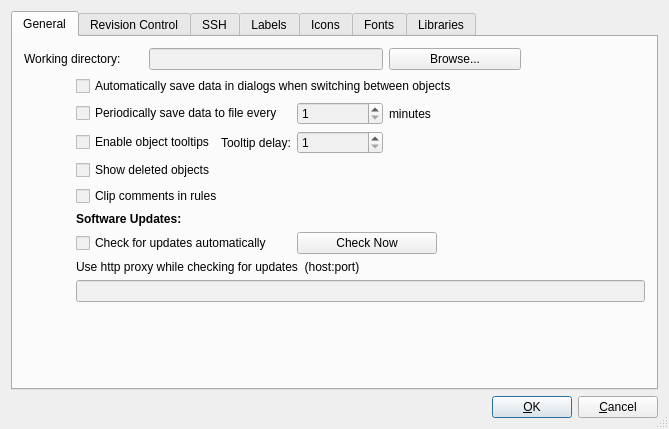
fwbuilder/fwbuilder, file src/gui/prefsdialog_q.ui: the form before one commit.
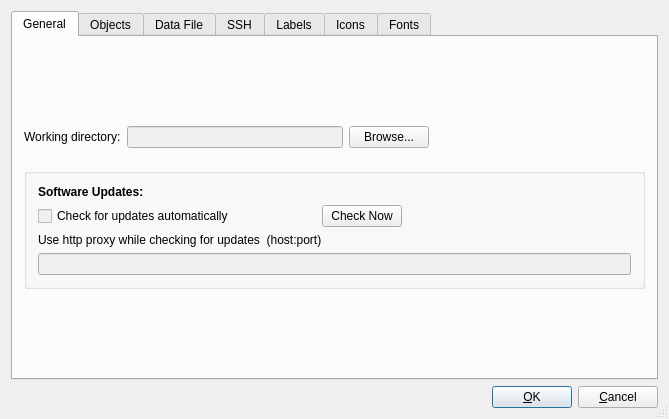
The form after the commit. The open tabs and pages were chosen to show the change.

```diff
--- a/src/gui/prefsdialog_q.ui
+++ b/src/gui/prefsdialog_q.ui
@@ -9,7 +9,7 @@
     <x>0</x>
     <y>0</y>
     <width>669</width>
-    <height>429</height>
+    <height>419</height>
    </rect>
   </property>
   <property name="windowTitle" >
@@ -65,75 +65,196 @@
       <attribute name="title" >
        <string>General</string>
       </attribute>
-      <layout class="QGridLayout" >
-       <item row="0" column="0" colspan="2" >
-        <widget class="QLabel" name="textLabel1" >
-         <property name="sizePolicy" >
-          <sizepolicy vsizetype="Preferred" hsizetype="Minimum" >
-           <horstretch>0</horstretch>
-           <verstretch>0</verstretch>
-          </sizepolicy>
+      <layout class="QGridLayout" name="gridLayout_4" >
+       <property name="verticalSpacing" >
+        <number>20</number>
+       </property>
+       <item row="0" column="0" >
+        <spacer name="verticalSpacer_5" >
+         <property name="orientation" >
+          <enum>Qt::Vertical</enum>
          </property>
-         <property name="text" >
-          <string>Working directory:</string>
+         <property name="sizeType" >
+          <enum>QSizePolicy::Expanding</enum>
          </property>
-         <property name="wordWrap" >
-          <bool>false</bool>
+         <property name="sizeHint" stdset="0" >
+          <size>
+           <width>20</width>
+           <height>20</height>
+          </size>
          </property>
-        </widget>
+        </spacer>
        </item>
-       <item row="0" column="2" colspan="3" >
-        <widget class="QLineEdit" name="wDir" >
-         <property name="sizePolicy" >
-          <sizepolicy vsizetype="Fixed" hsizetype="Expanding" >
-           <horstretch>0</horstretch>
-           <verstretch>0</verstretch>
-          </sizepolicy>
-         </property>
-        </widget>
+       <item row="1" column="0" >
+        <layout class="QHBoxLayout" name="horizontalLayout" >
+         <item>
+          <widget class="QLabel" name="textLabel1" >
+           <property name="sizePolicy" >
+            <sizepolicy vsizetype="Preferred" hsizetype="Minimum" >
+             <horstretch>0</horstretch>
+             <verstretch>0</verstretch>
+            </sizepolicy>
+           </property>
+           <property name="text" >
+            <string>Working directory:</string>
+           </property>
+           <property name="wordWrap" >
+            <bool>false</bool>
+           </property>
+          </widget>
+         </item>
+         <item>
+          <widget class="QLineEdit" name="wDir" >
+           <property name="sizePolicy" >
+            <sizepolicy vsizetype="Fixed" hsizetype="Expanding" >
+             <horstretch>0</horstretch>
+             <verstretch>0</verstretch>
+            </sizepolicy>
+           </property>
+          </widget>
+         </item>
+         <item>
+          <widget class="QPushButton" name="browseWDir" >
+           <property name="sizePolicy" >
+            <sizepolicy vsizetype="Fixed" hsizetype="Preferred" >
+             <horstretch>0</horstretch>
+             <verstretch>0</verstretch>
+            </sizepolicy>
+           </property>
+           <property name="maximumSize" >
+            <size>
+             <width>200</width>
+             <height>16777215</height>
+            </size>
+           </property>
+           <property name="text" >
+            <string>Browse...</string>
+           </property>
+          </widget>
+         </item>
+         <item>
+          <spacer>
+           <property name="orientation" >
+            <enum>Qt::Horizontal</enum>
+           </property>
+           <property name="sizeType" >
+            <enum>QSizePolicy::Expanding</enum>
+           </property>
+           <property name="sizeHint" stdset="0" >
+            <size>
+             <width>41</width>
+             <height>20</height>
+            </size>
+           </property>
+          </spacer>
+         </item>
+        </layout>
        </item>
-       <item row="0" column="5" colspan="3" >
-        <widget class="QPushButton" name="browseWDir" >
-         <property name="sizePolicy" >
-          <sizepolicy vsizetype="Fixed" hsizetype="Preferred" >
-           <horstretch>0</horstretch>
-           <verstretch>0</verstretch>
-          </sizepolicy>
+       <item row="2" column="0" >
+        <widget class="QGroupBox" name="groupBox_2" >
+         <property name="title" >
+          <string/>
          </property>
-         <property name="maximumSize" >
-          <size>
-           <width>200</width>
-           <height>16777215</height>
-          </size>
-         </property>
-         <property name="text" >
-          <string>Browse...</string>
-         </property>
+         <layout class="QGridLayout" name="gridLayout_3" >
+          <item row="0" column="0" colspan="4" >
+           <widget class="QLabel" name="label" >
+            <property name="font" >
+             <font>
+              <weight>75</weight>
+              <bold>true</bold>
+             </font>
+            </property>
+            <property name="text" >
+             <string>Software Updates:</string>
+            </property>
+           </widget>
+          </item>
+          <item row="1" column="0" >
+           <widget class="QCheckBox" name="checkUpdates" >
+            <property name="text" >
+             <string>Check for updates automatically</string>
+            </property>
+           </widget>
+          </item>
+          <item row="1" column="1" >
+           <spacer name="horizontalSpacer_2" >
+            <property name="orientation" >
+             <enum>Qt::Horizontal</enum>
+            </property>
+            <property name="sizeHint" stdset="0" >
+             <size>
+              <width>15</width>
+              <height>20</height>
+             </size>
+            </property>
+           </spacer>
+          </item>
+          <item row="1" column="2" >
+           <widget class="QPushButton" name="checkUpdatesNow" >
+            <property name="text" >
+             <string>Check Now</string>
+            </property>
+           </widget>
+          </item>
+          <item row="1" column="3" >
+           <spacer name="spacer_3" >
+            <property name="orientation" >
+             <enum>Qt::Horizontal</enum>
+            </property>
+            <property name="sizeHint" stdset="0" >
+             <size>
+              <width>223</width>
+              <height>20</height>
+             </size>
+            </property>
+           </spacer>
+          </item>
+          <item row="2" column="0" colspan="4" >
+           <widget class="QLabel" name="label_2" >
+            <property name="text" >
+             <string>Use http proxy while checking for updates  (host:port)</string>
+            </property>
+           </widget>
+          </item>
+          <item row="3" column="0" colspan="4" >
+           <widget class="QLineEdit" name="checkUpdatesProxy" />
+          </item>
+         </layout>
         </widget>
        </item>
-       <item row="0" column="8" >
+       <item row="3" column="0" >
         <spacer>
          <property name="orientation" >
-          <enum>Qt::Horizontal</enum>
+          <enum>Qt::Vertical</enum>
          </property>
          <property name="sizeType" >
           <enum>QSizePolicy::Expanding</enum>
          </property>
          <property name="sizeHint" stdset="0" >
           <size>
-           <width>41</width>
-           <height>20</height>
+           <width>86</width>
+           <height>31</height>
           </size>
          </property>
         </spacer>
        </item>
-       <item rowspan="2" row="1" column="0" >
-        <spacer>
+      </layout>
+     </widget>
+     <widget class="QWidget" name="tabObjects" >
+      <attribute name="title" >
+       <string>Objects</string>
+      </attribute>
+      <layout class="QGridLayout" name="gridLayout_2" >
+       <property name="verticalSpacing" >
+        <number>20</number>
+       </property>
+       <item row="0" column="0" colspan="5" >
+        <spacer name="verticalSpacer_4" >
          <property name="orientation" >
-          <enum>Qt::Horizontal</enum>
+          <enum>Qt::Vertical</enum>
          </property>
          <property name="sizeType" >
-          <enum>QSizePolicy::Fixed</enum>
+          <enum>QSizePolicy::Expanding</enum>
          </property>
          <property name="sizeHint" stdset="0" >
           <size>
@@ -143,15 +264,15 @@
          </property>
         </spacer>
        </item>
-       <item row="1" column="1" colspan="6" >
+       <item row="1" column="0" colspan="4" >
         <widget class="QCheckBox" name="autosave" >
          <property name="text" >
           <string>Automatically save data in dialogs when switching between objects</string>
          </property>
         </widget>
        </item>
-       <item row="1" column="7" colspan="2" >
-        <spacer>
+       <item row="1" column="4" >
+        <spacer name="spacer" >
          <property name="orientation" >
           <enum>Qt::Horizontal</enum>
          </property>
@@ -160,47 +281,33 @@
          </property>
          <property name="sizeHint" stdset="0" >
           <size>
-           <width>81</width>
+           <width>148</width>
            <height>20</height>
           </size>
          </property>
         </spacer>
        </item>
-       <item row="2" column="1" colspan="3" >
-        <widget class="QCheckBox" name="autosaveFile" >
-         <property name="text" >
-          <string>Periodically save data to file every </string>
-         </property>
-        </widget>
-       </item>
-       <item row="2" column="4" >
-        <widget class="QSpinBox" name="autosaveInterval" >
-         <property name="minimum" >
-          <number>1</number>
-         </property>
-         <property name="maximum" >
-          <number>120</number>
-         </property>
-        </widget>
-       </item>
-       <item row="2" column="5" colspan="2" >
-        <widget class="QLabel" name="textLabel1_3" >
-         <property name="text" >
-          <string>minutes</string>
-         </property>
-         <property name="wordWrap" >
-          <bool>false</bool>
-         </property>
-        </widget>
-       </item>
-       <item row="3" column="1" colspan="2" >
+       <item row="2" column="0" >
         <widget class="QCheckBox" name="objTooltips" >
          <property name="text" >
           <string>Enable object tooltips</string>
          </property>
         </widget>
        </item>
-       <item row="3" column="3" >
+       <item row="2" column="1" >
+        <spacer name="horizontalSpacer_3" >
+         <property name="orientation" >
+          <enum>Qt::Horizontal</enum>
+         </property>
+         <property name="sizeHint" stdset="0" >
+          <size>
+           <width>106</width>
+           <height>20</height>
+          </size>
+         </property>
+        </spacer>
+       </item>
+       <item row="2" column="2" >
         <widget class="QLabel" name="textLabel1_6" >
          <property name="text" >
           <string>Tooltip delay:</string>
@@ -210,15 +317,15 @@
          </property>
         </widget>
        </item>
-       <item row="3" column="4" >
+       <item row="2" column="3" >
         <widget class="QSpinBox" name="tooltipDelay" >
          <property name="minimum" >
           <number>1</number>
          </property>
         </widget>
        </item>
-       <item row="3" column="5" colspan="4" >
-        <spacer>
+       <item row="2" column="4" >
+        <spacer name="spacer_2" >
          <property name="orientation" >
           <enum>Qt::Horizontal</enum>
          </property>
@@ -227,88 +334,35 @@
          </property>
          <property name="sizeHint" stdset="0" >
           <size>
-           <width>211</width>
+           <width>244</width>
            <height>20</height>
           </size>
          </property>
         </spacer>
        </item>
-       <item row="4" column="1" colspan="6" >
+       <item row="3" column="0" colspan="5" >
         <widget class="QCheckBox" name="deletedObj" >
          <property name="text" >
           <string>Show deleted objects</string>
          </property>
         </widget>
        </item>
-       <item row="5" column="1" colspan="6" >
+       <item row="4" column="0" colspan="5" >
         <widget class="QCheckBox" name="chClipComment" >
          <property name="text" >
           <string>Clip comments in rules</string>
          </property>
         </widget>
        </item>
-       <item row="6" column="1" colspan="6" >
-        <widget class="QLabel" name="label" >
-         <property name="font" >
-          <font>
-           <weight>75</weight>
-           <bold>true</bold>
-          </font>
-         </property>
-         <property name="text" >
-          <string>Software Updates:</string>
-         </property>
-        </widget>
-       </item>
-       <item row="7" column="1" colspan="3" >
-        <widget class="QCheckBox" name="checkUpdates" >
-         <property name="text" >
-          <string>Check for updates automatically</string>
-         </property>
-        </widget>
-       </item>
-       <item row="7" column="4" colspan="2" >
-        <widget class="QPushButton" name="checkUpdatesNow" >
-         <property name="text" >
-          <string>Check Now</string>
-         </property>
-        </widget>
-       </item>
-       <item row="7" column="6" colspan="3" >
-        <spacer>
-         <property name="orientation" >
-          <enum>Qt::Horizontal</enum>
-         </property>
-         <property name="sizeHint" stdset="0" >
-          <size>
-           <width>91</width>
-           <height>20</height>
-          </size>
-         </property>
-        </spacer>
-       </item>
-       <item row="8" column="1" colspan="8" >
-        <widget class="QLabel" name="label_2" >
-         <property name="text" >
-          <string>Use http proxy while checking for updates  (host:port)</string>
-         </property>
-        </widget>
-       </item>
-       <item row="9" column="1" colspan="8" >
-        <widget class="QLineEdit" name="checkUpdatesProxy" />
-       </item>
-       <item row="10" column="4" >
-        <spacer>
+       <item row="5" column="2" >
+        <spacer name="verticalSpacer" >
          <property name="orientation" >
           <enum>Qt::Vertical</enum>
          </property>
-         <property name="sizeType" >
-          <enum>QSizePolicy::Expanding</enum>
-         </property>
          <property name="sizeHint" stdset="0" >
           <size>
-           <width>86</width>
-           <height>31</height>
+           <width>20</width>
+           <height>183</height>
           </size>
          </property>
         </spacer>
@@ -317,16 +371,81 @@
      </widget>
      <widget class="QWidget" name="Widget3" >
       <attribute name="title" >
-       <string>Revision Control</string>
+       <string>Data File</string>
       </attribute>
       <layout class="QGridLayout" >
        <property name="margin" >
         <number>6</number>
        </property>
-       <property name="spacing" >
-        <number>6</number>
-       </property>
-       <item row="0" column="0" >
+       <item row="0" column="0" colspan="4" >
+        <spacer name="verticalSpacer_2" >
+         <property name="orientation" >
+          <enum>Qt::Vertical</enum>
+         </property>
+         <property name="sizeType" >
+          <enum>QSizePolicy::Expanding</enum>
+         </property>
+         <property name="sizeHint" stdset="0" >
+          <size>
+           <width>20</width>
+           <height>20</height>
+          </size>
+         </property>
+        </spacer>
+       </item>
+       <item row="1" column="0" >
+        <widget class="QCheckBox" name="autosaveFile" >
+         <property name="text" >
+          <string>Periodically save data to file every </string>
+         </property>
+        </widget>
+       </item>
+       <item row="1" column="1" >
+        <widget class="QSpinBox" name="autosaveInterval" >
+         <property name="minimumSize" >
+          <size>
+           <width>50</width>
+           <height>0</height>
+          </size>
+         </property>
+         <property name="maximumSize" >
+          <size>
+           <width>100</width>
+           <height>16777215</height>
+          </size>
+         </property>
+         <property name="minimum" >
+          <number>1</number>
+         </property>
+         <property name="maximum" >
+          <number>120</number>
+         </property>
+        </widget>
+       </item>
+       <item row="1" column="2" >
+        <widget class="QLabel" name="textLabel1_3" >
+         <property name="text" >
+          <string>minutes</string>
+         </property>
+         <property name="wordWrap" >
+          <bool>false</bool>
+         </property>
+        </widget>
+       </item>
+       <item row="1" column="3" >
+        <spacer name="horizontalSpacer" >
+         <property name="orientation" >
+          <enum>Qt::Horizontal</enum>
+         </property>
+         <property name="sizeHint" stdset="0" >
+          <size>
+           <width>225</width>
+           <height>20</height>
+          </size>
+         </property>
+        </spacer>
+       </item>
+       <item row="2" column="0" colspan="4" >
         <widget class="QCheckBox" name="emptyRCSLog" >
          <property name="text" >
           <string>Do not ask for the log record when checking in new file revision.</string>
@@ -831,91 +950,10 @@
        </item>
       </layout>
      </widget>
-     <widget class="QWidget" name="tab5" >
-      <attribute name="title" >
-       <string>Libraries</string>
-      </attribute>
-      <layout class="QGridLayout" >
-       <property name="margin" >
-        <number>6</number>
-       </property>
-       <property name="spacing" >
-        <number>6</number>
-       </property>
-       <item row="2" column="0" >
-        <widget class="QPushButton" name="add" >
-         <property name="text" >
-          <string>Add...</string>
-         </property>
-        </widget>
-       </item>
-       <item row="2" column="1" >
-        <widget class="QPushButton" name="rem" >
-         <property name="text" >
-          <string>Remove</string>
-         </property>
-        </widget>
-       </item>
-       <item row="2" column="2" >
-        <widget class="QLabel" name="textLabel3" >
-         <property name="sizePolicy" >
-          <sizepolicy vsizetype="Preferred" hsizetype="Expanding" >
-           <horstretch>0</horstretch>
-           <verstretch>0</verstretch>
-          </sizepolicy>
-         </property>
-         <property name="text" >
-          <string>If you remove libraries from the list, changes get in effect next time you start the program</string>
-         </property>
-         <property name="alignment" >
-          <set>Qt::AlignVCenter</set>
-         </property>
-         <property name="wordWrap" >
-          <bool>true</bool>
-         </property>
-        </widget>
-       </item>
-       <item row="0" column="0" colspan="3" >
-        <widget class="QLabel" name="textLabel2_2" >
-         <property name="text" >
-          <string>Available libraries:</string>
-         </property>
-         <property name="wordWrap" >
-          <bool>false</bool>
-         </property>
-        </widget>
-       </item>
-       <item row="1" column="0" colspan="3" >
-        <widget class="QTreeWidget" name="avLibs" >
-         <column>
-          <property name="text" >
-           <string>Name</string>
-          </property>
-         </column>
-         <column>
-          <property name="text" >
-           <string>Load</string>
-          </property>
-         </column>
-         <column>
-          <property name="text" >
-           <string>File Path</string>
-          </property>
-         </column>
-        </widget>
-       </item>
-      </layout>
-     </widget>
     </widget>
    </item>
    <item row="1" column="0" >
     <layout class="QHBoxLayout" >
-     <property name="spacing" >
-      <number>6</number>
-     </property>
-     <property name="margin" >
-      <number>0</number>
-     </property>
      <item>
       <spacer>
        <property name="orientation" >
```
Left out of the diff: 247 changed lines with no effect on the pictures.
